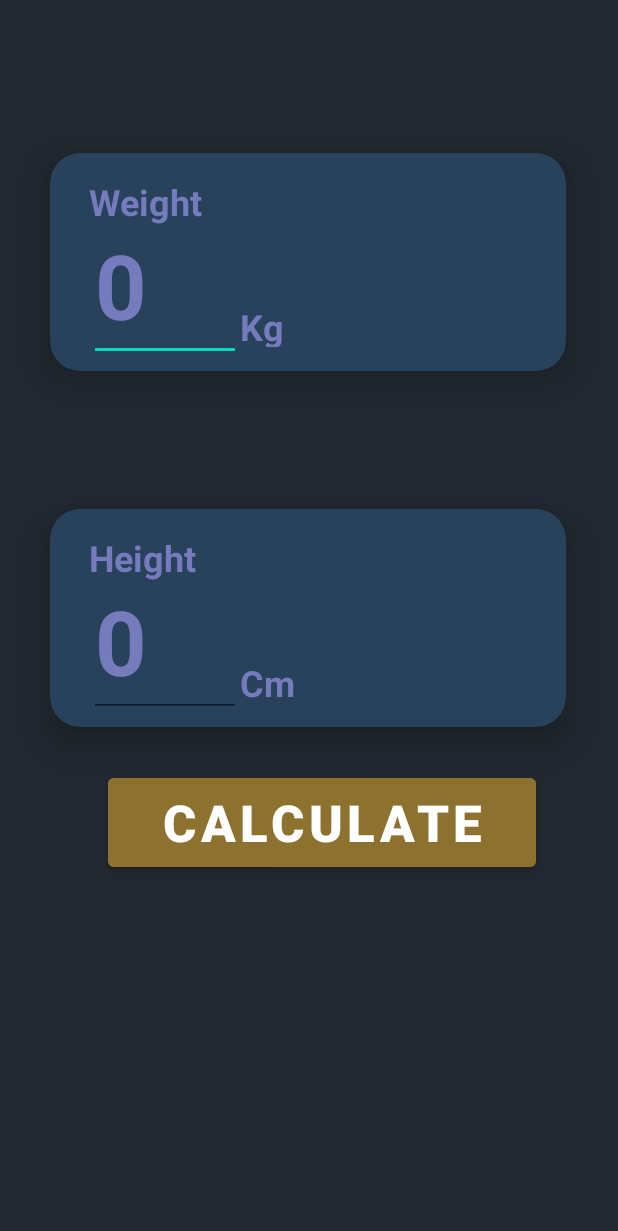
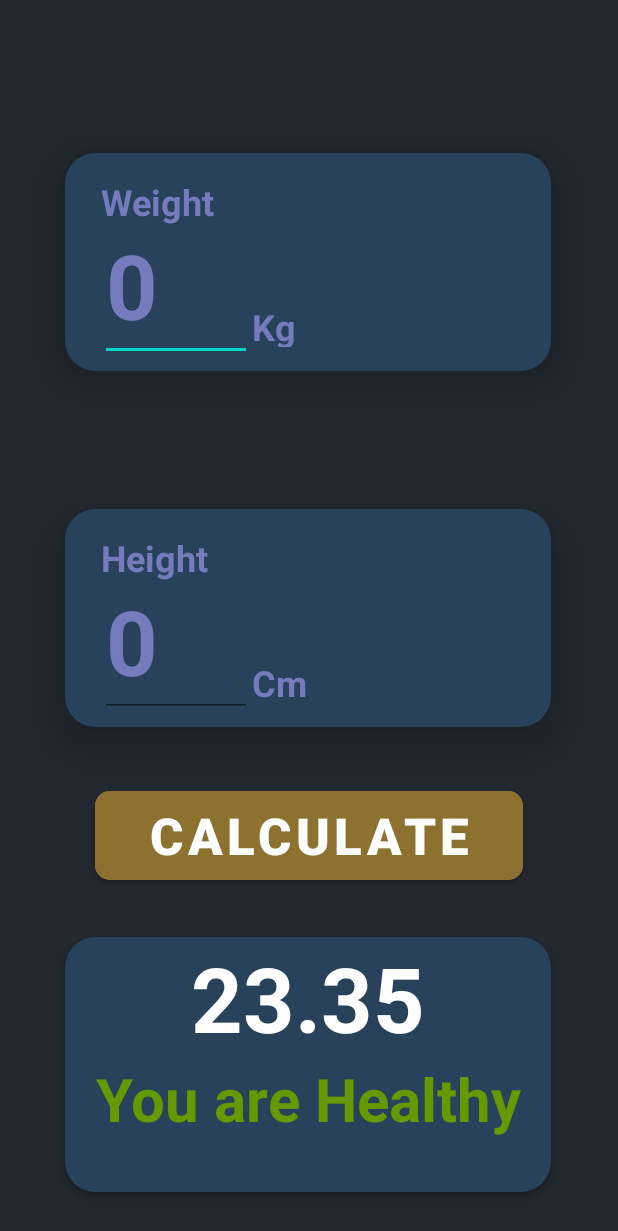
Before and after one commit to czechoslovakia36/Android-Projects, an Android app: the screen it shows after launch (MainActivity), on a phone screen of 412 x 824 dp. Shown: the top 1231 px of the screen. Run offline under Robolectric (Android 15) with nearby library versions, the phone set to English and light mode, and no system bars.

Commit message:
cardview added for showing result

```diff
--- a/app/src/main/res/layout/activity_main.xml
+++ b/app/src/main/res/layout/activity_main.xml
@@ -10,7 +10,7 @@
 
     <androidx.cardview.widget.CardView
         android:id="@+id/cvWeight"
-        android:layout_width="344dp"
+        android:layout_width="324dp"
         android:layout_height="145dp"
         app:cardBackgroundColor="@color/card_backgroud"
         app:cardCornerRadius="20dp"
@@ -24,7 +24,7 @@
         app:layout_constraintVertical_bias="0.15">
 
         <androidx.constraintlayout.widget.ConstraintLayout
-            android:layout_width="match_parent"
+            android:layout_width="324dp"
             android:layout_height="match_parent">
 
             <TextView
@@ -70,7 +70,7 @@
                 android:textStyle="bold"
                 app:layout_constraintBottom_toBottomOf="parent"
                 app:layout_constraintEnd_toEndOf="parent"
-                app:layout_constraintHorizontal_bias="0.466"
+                app:layout_constraintHorizontal_bias="0.496"
                 app:layout_constraintStart_toStartOf="parent"
                 app:layout_constraintTop_toTopOf="parent"
                 app:layout_constraintVertical_bias="0.86" />
@@ -81,7 +81,7 @@
     <!--    Card view Height -->
     <androidx.cardview.widget.CardView
         android:id="@+id/cvHeight"
-        android:layout_width="344dp"
+        android:layout_width="324dp"
         android:layout_height="145dp"
         app:cardBackgroundColor="@color/card_backgroud"
         app:cardCornerRadius="20dp"
@@ -95,7 +95,7 @@
         app:layout_constraintVertical_bias="0.5">
 
         <androidx.constraintlayout.widget.ConstraintLayout
-            android:layout_width="match_parent"
+            android:layout_width="324dp"
             android:layout_height="match_parent">
 
             <TextView
@@ -141,7 +141,7 @@
                 android:textStyle="bold"
                 app:layout_constraintBottom_toBottomOf="parent"
                 app:layout_constraintEnd_toEndOf="parent"
-                app:layout_constraintHorizontal_bias="0.466"
+                app:layout_constraintHorizontal_bias="0.496"
                 app:layout_constraintStart_toStartOf="parent"
                 app:layout_constraintTop_toTopOf="parent"
                 app:layout_constraintVertical_bias="0.86" />
@@ -154,14 +154,56 @@
         android:layout_height="71dp"
         android:layout_marginBottom="50dp"
         android:backgroundTint="@color/button_background"
+        android:elevation="20dp"
         android:text="Calculate"
         android:textSize="34sp"
         android:textStyle="bold"
+        app:cornerRadius="10dp"
         app:layout_constraintBottom_toBottomOf="parent"
         app:layout_constraintEnd_toEndOf="parent"
-        app:layout_constraintHorizontal_bias="0.57"
         app:layout_constraintStart_toStartOf="parent"
         app:layout_constraintTop_toTopOf="parent"
-        app:layout_constraintVertical_bias="0.73" />
+        app:layout_constraintVertical_bias="0.742" />
+
+    <androidx.cardview.widget.CardView
+        android:id="@+id/cvResult"
+        android:layout_width="324dp"
+        android:layout_height="170dp"
+        android:backgroundTint="@color/card_backgroud"
+        android:elevation="15dp"
+        app:cardCornerRadius="20dp"
+        app:layout_constraintBottom_toBottomOf="parent"
+        app:layout_constraintEnd_toEndOf="parent"
+        app:layout_constraintHorizontal_bias="0.494"
+        app:layout_constraintStart_toStartOf="parent"
+        app:layout_constraintTop_toTopOf="parent"
+        app:layout_constraintVertical_bias="0.955" >
+
+        <LinearLayout
+            android:layout_width="match_parent"
+            android:layout_height="match_parent"
+            android:orientation="vertical">
+
+            <TextView
+                android:id="@+id/tvIndex"
+                android:layout_width="match_parent"
+                android:layout_height="wrap_content"
+                android:text="23.35"
+                android:textAlignment="center"
+                android:textColor="@color/white"
+                android:textSize="60sp"
+                android:textStyle="bold" />
+
+            <TextView
+                android:id="@+id/tvResult"
+                android:layout_width="match_parent"
+                android:layout_height="wrap_content"
+                android:text="You are Healthy"
+                android:textAlignment="center"
+                android:textColor="@android:color/holo_green_dark"
+                android:textSize="40sp"
+                android:textStyle="bold" />
+        </LinearLayout>
+    </androidx.cardview.widget.CardView>
 
 </androidx.constraintlayout.widget.ConstraintLayout>
```
